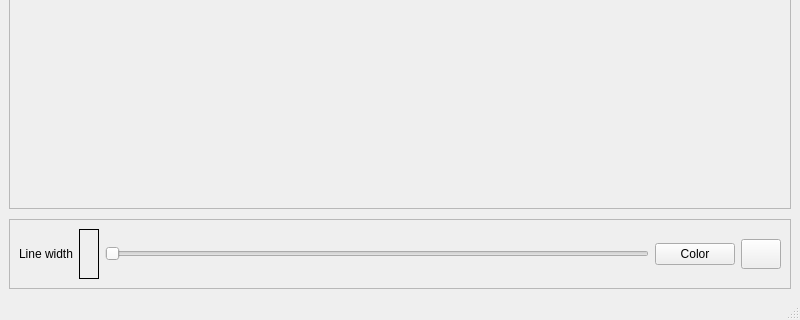
First picture: the form in ui/MandalaPainting.ui, repository Impactabdou/MandalaPainting, before the edit; both pictures show x 0 to 800 and y 480 to 800 of the 800 by 800 pixel window.
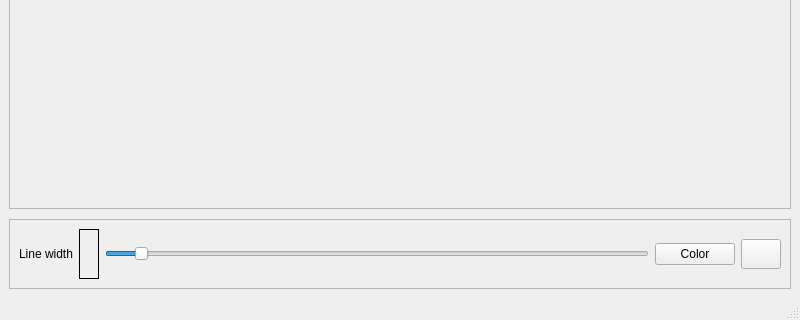
Second picture: the form after the edit. Icons and pictures are not drawn.

```diff
--- a/ui/MandalaPainting.ui
+++ b/ui/MandalaPainting.ui
@@ -208,7 +208,10 @@
                                         <number>2</number>
                                     </property>
                                     <property name="maximum">
-                                        <number>40</number>
+                                        <number>20</number>
+                                    </property>
+                                    <property name="value">
+                                        <number>3</number>
                                     </property>
                                     <property name="orientation">
                                         <enum>Qt::Horizontal</enum>
```
